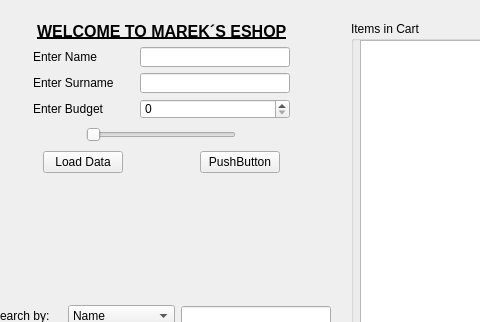
Holikma/Application-Eshop, file Eshop/Eshop.ui: the form before one commit; both pictures show x 349 to 829 and y 0 to 322 of the 1024 by 550 pixel window.
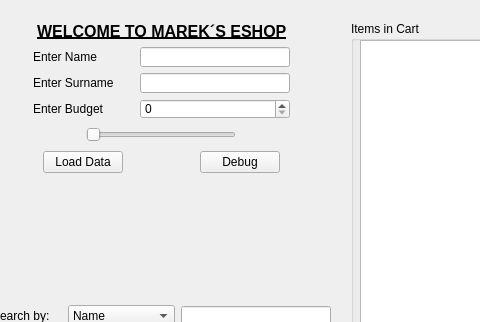
The form after the commit.

Patch:
```diff
--- a/Eshop/Eshop.ui
+++ b/Eshop/Eshop.ui
@@ -453,7 +453,7 @@
               </size>
              </property>
              <property name="text">
-              <string>PushButton</string>
+              <string>Debug</string>
              </property>
             </widget>
            </item>
```
Left out of the diff: 2 changed lines with no effect on the pictures.
